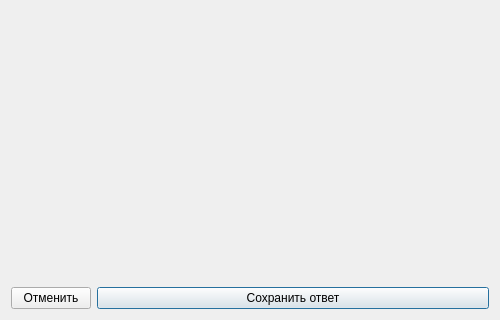
Old version of the form client/gui/dialogs/answer.ui in the repository igorechek06/pyQuiz; both pictures show x 0 to 500 and y 480 to 800 of the 500 by 800 pixel window.
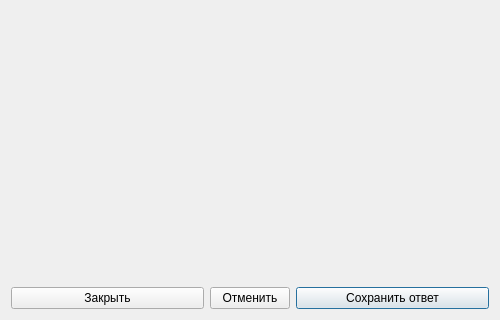
New version of the form. Icons and pictures are not drawn.

Commit message: Add answers exports

Patch:
```diff
--- a/client/gui/dialogs/answer.ui
+++ b/client/gui/dialogs/answer.ui
@@ -167,6 +167,20 @@
    </item>
    <item>
     <layout class="QHBoxLayout" name="buttonsLayout">
+     <item>
+      <widget class="QPushButton" name="closeButton">
+       <property name="text">
+        <string>Закрыть</string>
+       </property>
+       <property name="icon">
+        <iconset resource="../../src.qrc">
+         <normaloff>:/src/src/cancel.png</normaloff>:/src/src/cancel.png</iconset>
+       </property>
+       <property name="autoDefault">
+        <bool>false</bool>
+       </property>
+      </widget>
+     </item>
      <item>
       <widget class="QPushButton" name="cancelButton">
        <property name="sizePolicy">
```
Left out of the diff: 19 changed lines with no effect on the pictures. The commit also changes 18 other files.
